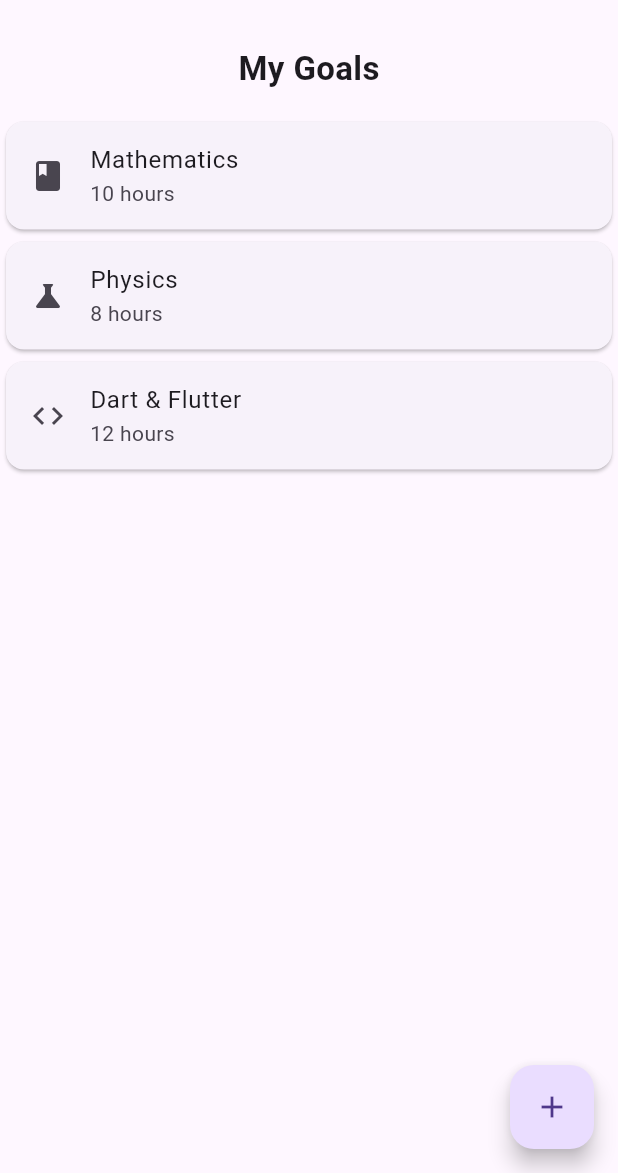
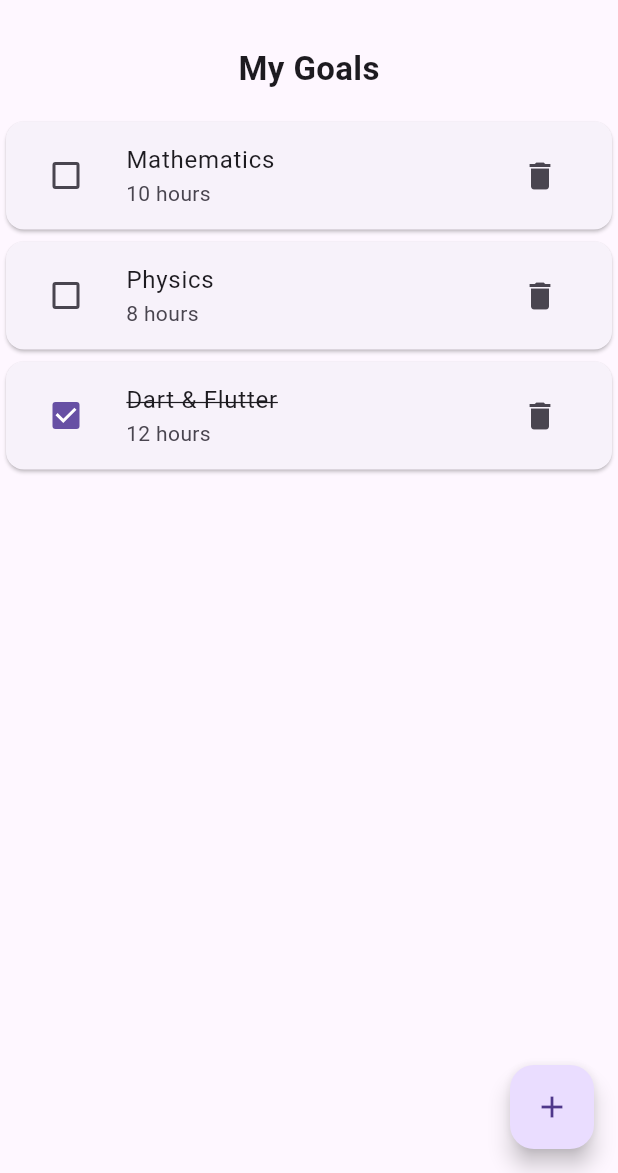
Before and after one commit to ABDELSAMADAMINEOUMAR/study_planner_group4, a Flutter app: the screen it shows after launch, on a phone screen of 412 x 824 dp, the part 63-1236 px from its top. Run offline on Flutter 3.47's test engine with Material 3 defaults, Android fonts, the phone set to English and light mode, and no system bars.

Commit message:
Phase 2: working list with setState

```diff
--- a/lib/main.dart
+++ b/lib/main.dart
@@ -1,9 +1,10 @@
 import 'package:flutter/material.dart';
+
 void main() {
   runApp(const MyApp());
 }
 
-// root of the app
+// STATIC
 class MyApp extends StatelessWidget {
   const MyApp({super.key});
 
@@ -16,21 +17,62 @@ class MyApp extends StatelessWidget {
   }
 }
 
-// the main screen and thenScaffold gives us the AppBar body and then  button
-class HomeScreen extends StatelessWidget {
+// STATIC
+class HomeScreen extends StatefulWidget {
   const HomeScreen({super.key});
+
+  @override
+  State<HomeScreen> createState() => _HomeScreenState();
+}
+
+class _HomeScreenState extends State<HomeScreen> {
+  // LOGIC
+  // CONNECTION 1: will be loaded from the database in Phase 5
+  List<Map<String, dynamic>> goals = [
+    {'subject': 'Mathematics', 'hours': 10, 'done': false},
+    {'subject': 'Physics', 'hours': 8, 'done': false},
+    {'subject': 'Dart & Flutter', 'hours': 12, 'done': true},
+  ];
+
+  // LOGIC
+  // CONNECTION 2: will also update the database in Phase 5
+  void toggleDone(int index) {
+    setState(() {
+      bool current = goals[index]['done'];
+      goals[index]['done'] = !current;
+    });
+  }
+
+  // LOGIC
+  void deleteGoal(int index) {
+    setState(() {
+      goals.removeAt(index);
+    });
+  }
+
+  // LOGIC
+  void addSampleGoal() {
+    setState(() {
+      int number = goals.length + 1;
+      goals.add({
+        'subject': 'Sample goal $number',
+        'hours': 2,
+        'done': false,
+      });
+    });
+  }
 
   @override
   Widget build(BuildContext context) {
     return Scaffold(
-      // app title in the top bar
+      // STATIC
       appBar: AppBar(
         title: const Text('My Study Planner'),
       ),
 
+      // STATIC
       body: Column(
         children: [
-          //heading above the list: after the list it makes a heading
           const Padding(
             padding: EdgeInsets.all(16),
             child: Text(
@@ -39,39 +81,53 @@ class HomeScreen extends StatelessWidget {
             ),
           ),
 
-          // card 1: in that contained goals details
-          const Card(
-            child: ListTile(
-              leading: Icon(Icons.book),
-              title: Text('Mathematics'),
-              subtitle: Text('10 hours'),
-            ),
-          ),
+          // Expanded makes the list fill the space under the heading
+          Expanded(
+            child: ListView.builder(
+              itemCount: goals.length,
+              itemBuilder: (context, index) {
+                // LOGIC
+                Map<String, dynamic> goal = goals[index];
+                bool isDone = goal['done'];
 
-          // card 2: same as the first card
-          const Card(
-            child: ListTile(
-              leading: Icon(Icons.science),
-              title: Text('Physics'),
-              subtitle: Text('8 hours'),
-            ),
-          ),
-
-          // card 3: same as all the previous cards
-          const Card(
-            child: ListTile(
-              leading: Icon(Icons.code),
-              title: Text('Dart & Flutter'),
-              subtitle: Text('12 hours'),
+                return Card(
+                  child: ListTile(
+                    onTap: () {
+                      toggleDone(index);
+                    },
+                    leading: Checkbox(
+                      value: isDone,
+                      onChanged: (value) {
+                        toggleDone(index);
+                      },
+                    ),
+                    title: Text(
+                      goal['subject'],
+                      style: TextStyle(
+                        decoration: isDone
+                            ? TextDecoration.lineThrough
+                            : TextDecoration.none,
+                      ),
+                    ),
+                    subtitle: Text('${goal['hours']} hours'),
+                    trailing: IconButton(
+                      icon: const Icon(Icons.delete),
+                      onPressed: () {
+                        deleteGoal(index);
+                      },
+                    ),
+                  ),
+                );
+              },
             ),
           ),
         ],
       ),
 
-      // button that does nothing yet
+      // STATIC
       floatingActionButton: FloatingActionButton(
-        onPressed: () {},
-        child: const Icon(Icons.add)
+        onPressed: addSampleGoal,
+        child: const Icon(Icons.add),
       ),
     );
   }
--- a/pubspec.yaml
+++ b/pubspec.yaml
@@ -1,4 +1,7 @@
 name: study_planner
+Group 4 members:
+#1.27047/2024
+#2.25740/2024
 description: "A new Flutter project."
 # The following line prevents the package from being accidentally published to
 # pub.dev using `flutter pub publish`. This is preferred for private packages.
```
Also changed, not shown: 1 other file.
